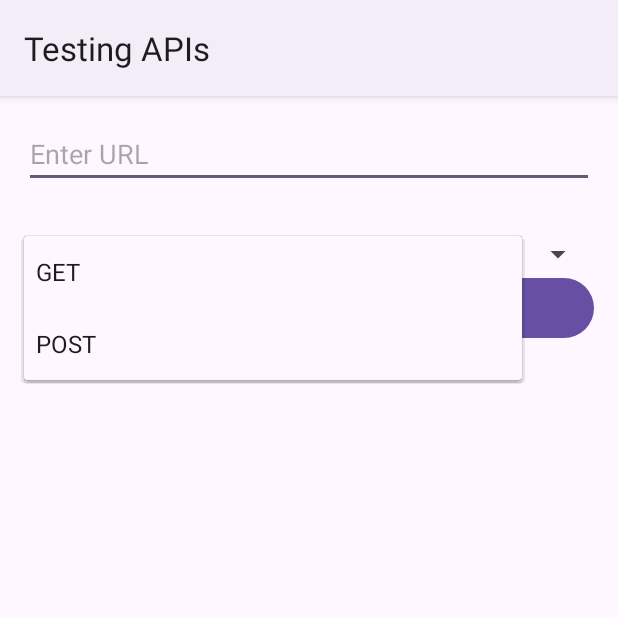
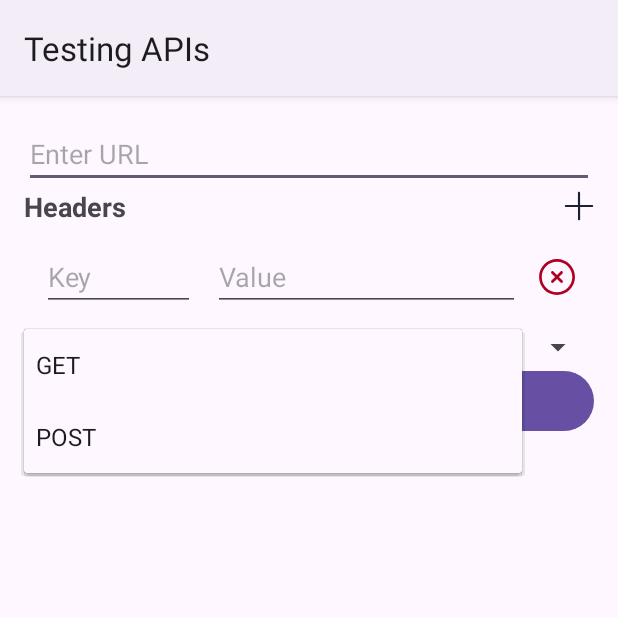
Before and after one commit to islamelhady/InstabugChallenge, an Android app: the screen it shows after launch (MainActivity), after a tap on "GET", on a phone screen of 412 x 824 dp, the top half of it. Run offline under Robolectric (Android 15) with nearby library versions, the phone set to English and light mode, and no system bars; our stand-ins replace navigation-ui; 1 other tap on this screen came first.

Commit message:
handel request headers dynamic the user can add as many headers as he can

```diff
--- a/app/src/main/java/com/elhady/instabugchallenge/TestingFragment.kt
+++ b/app/src/main/java/com/elhady/instabugchallenge/TestingFragment.kt
@@ -2,16 +2,20 @@ package com.elhady.instabugchallenge
 
 import androidx.fragment.app.viewModels
 import android.os.Bundle
+import android.util.Log
 import androidx.fragment.app.Fragment
 import android.view.LayoutInflater
 import android.view.View
 import android.view.ViewGroup
+import android.widget.ImageView
 import com.elhady.instabugchallenge.databinding.FragmentTestingBinding
 
 class TestingFragment : Fragment() {
 
     private val viewModel: TestingViewModel by viewModels()
     lateinit var binding: FragmentTestingBinding
+    private lateinit var headersViewsList: MutableList<View>
+
 
     override fun onCreateView(
         inflater: LayoutInflater, container: ViewGroup?,
@@ -20,4 +24,41 @@ class TestingFragment : Fragment() {
         binding = FragmentTestingBinding.inflate(inflater, container, false)
         return binding.root
     }
+
+    override fun onViewCreated(view: View, savedInstanceState: Bundle?) {
+        super.onViewCreated(view, savedInstanceState)
+        headersViewsList = mutableListOf()
+        onAddHeader()
+    }
+
+    private fun onAddHeader() {
+        binding.addItem.setOnClickListener {
+            // inflate header item from layouts
+            val view = LayoutInflater.from(requireActivity())
+                .inflate(R.layout.header_item, binding.headerHost, false)
+
+            Log.i("Click", "${headersViewsList.size}")
+
+             // on remove header clicked
+            view.findViewById<ImageView>(R.id.delete_header).setOnClickListener {
+                if (headersViewsList.size != 0) {
+                    val viewTag = (it.parent as View).tag.toString().toInt()
+                    Log.i("AddHeader", viewTag.toString())
+
+                    val deletedView = headersViewsList.find { it ->
+                        Log.i("onAddHeader: find", it.tag.toString())
+                        return@find it.tag.toString().toInt() == viewTag
+                    }
+                    Log.i("onAddHeader: find", deletedView?.tag.toString())
+
+                    // remove header view from list and view hierarchy
+                    binding.headerHost.removeView(deletedView)
+                    headersViewsList.remove(deletedView)
+                }
+            }
+            // add header view to list
+            binding.headerHost.addView(view)
+            headersViewsList.add(view)
+        }
+    }
 }
--- /dev/null
+++ b/app/src/main/res/drawable/ic_add.xml
@@ -0,0 +1,9 @@
+<vector xmlns:android="http://schemas.android.com/apk/res/android"
+    android:width="52dp"
+    android:height="52dp"
+    android:viewportWidth="64"
+    android:viewportHeight="64">
+  <path
+      android:pathData="M60,29.8H34.3V4c0,-1.2 -1,-2.3 -2.3,-2.3c-1.2,0 -2.3,1 -2.3,2.3v25.8H4c-1.2,0 -2.3,1 -2.3,2.3c0,1.2 1,2.3 2.3,2.3h25.8V60c0,1.2 1,2.3 2.3,2.3c1.2,0 2.3,-1 2.3,-2.3V34.3H60c1.2,0 2.3,-1 2.3,-2.3C62.3,30.8 61.2,29.8 60,29.8z"
+      android:fillColor="#1C2033"/>
+</vector>
--- /dev/null
+++ b/app/src/main/res/drawable/ic_delete.xml
@@ -0,0 +1,12 @@
+<vector xmlns:android="http://schemas.android.com/apk/res/android"
+    android:width="52dp"
+    android:height="52dp"
+    android:viewportWidth="64"
+    android:viewportHeight="64">
+  <path
+      android:pathData="M32,1.8C15.3,1.8 1.8,15.3 1.8,32S15.3,62.3 32,62.3S62.3,48.7 62.3,32S48.7,1.8 32,1.8zM32,57.8C17.8,57.8 6.3,46.2 6.3,32C6.3,17.8 17.8,6.3 32,6.3c14.2,0 25.8,11.6 25.8,25.8C57.8,46.2 46.2,57.8 32,57.8z"
+      android:fillColor="@color/design_default_color_error"/>
+  <path
+      android:pathData="M41.2,22.7c-0.9,-0.9 -2.3,-0.9 -3.2,0L32,28.8l-6.1,-6.1c-0.9,-0.9 -2.3,-0.9 -3.2,0c-0.9,0.9 -0.9,2.3 0,3.2l6.1,6.1l-6.1,6.1c-0.9,0.9 -0.9,2.3 0,3.2c0.4,0.4 1,0.7 1.6,0.7c0.6,0 1.2,-0.2 1.6,-0.7l6.1,-6.1l6.1,6.1c0.4,0.4 1,0.7 1.6,0.7c0.6,0 1.2,-0.2 1.6,-0.7c0.9,-0.9 0.9,-2.3 0,-3.2L35.2,32l6.1,-6.1C42.1,25 42.1,23.6 41.2,22.7z"
+      android:fillColor="@color/design_default_color_error"/>
+</vector>
--- a/app/src/main/res/layout/fragment_testing.xml
+++ b/app/src/main/res/layout/fragment_testing.xml
@@ -1,6 +1,5 @@
 <?xml version="1.0" encoding="utf-8"?>
-<LinearLayout
-    xmlns:android="http://schemas.android.com/apk/res/android"
+<LinearLayout xmlns:android="http://schemas.android.com/apk/res/android"
     android:layout_width="match_parent"
     android:layout_height="match_parent"
     android:orientation="vertical"
@@ -12,12 +11,38 @@
         android:layout_height="wrap_content"
         android:hint="Enter URL" />
 
-    <androidx.recyclerview.widget.RecyclerView
-        android:id="@+id/rv_headers"
+    <LinearLayout
+        android:id="@+id/header_host"
         android:layout_width="match_parent"
         android:layout_height="wrap_content"
-        android:layout_marginTop="16dp"
-        android:layout_marginBottom="16dp"/>
+        android:orientation="vertical">
+
+        <LinearLayout
+            android:layout_width="match_parent"
+            android:layout_height="wrap_content"
+            android:gravity="center"
+            android:orientation="horizontal">
+
+            <TextView
+                android:layout_width="wrap_content"
+                android:layout_height="wrap_content"
+                android:layout_marginEnd="12dp"
+                android:layout_weight="1"
+                android:text="@string/headers"
+                android:textSize="18sp"
+                android:textStyle="bold" />
+
+            <ImageView
+                android:id="@+id/add_item"
+                android:layout_width="20dp"
+                android:layout_height="20dp"
+                android:layout_weight="0"
+                android:foreground="?selectableItemBackgroundBorderless"
+                android:src="@drawable/ic_add" />
+
+        </LinearLayout>
+
+    </LinearLayout>
 
     <Spinner
         android:id="@+id/sp_request_type"
@@ -42,5 +67,5 @@
         android:id="@+id/tv_response"
         android:layout_width="match_parent"
         android:layout_height="wrap_content"
-        android:layout_marginTop="16dp"/>
+        android:layout_marginTop="16dp" />
 </LinearLayout>
--- /dev/null
+++ b/app/src/main/res/layout/header_item.xml
@@ -0,0 +1,32 @@
+<?xml version="1.0" encoding="utf-8"?>
+<LinearLayout xmlns:android="http://schemas.android.com/apk/res/android"
+    android:layout_width="match_parent"
+    android:layout_height="wrap_content"
+    android:gravity="center"
+    android:orientation="horizontal"
+    android:padding="12dp">
+
+
+    <EditText
+        android:layout_width="0dp"
+        android:layout_height="wrap_content"
+        android:layout_marginEnd="12dp"
+        android:layout_weight="1"
+        android:hint="Key" />
+
+    <EditText
+        android:layout_width="0dp"
+        android:layout_height="wrap_content"
+        android:layout_marginEnd="12dp"
+        android:layout_weight="2"
+        android:hint="Value" />
+
+    <ImageView
+        android:id="@+id/delete_header"
+        android:layout_width="25dp"
+        android:layout_height="25dp"
+        android:layout_weight="0"
+        android:foreground="?selectableItemBackgroundBorderless"
+        android:src="@drawable/ic_delete" />
+
+</LinearLayout>
--- a/app/src/main/res/values/strings.xml
+++ b/app/src/main/res/values/strings.xml
@@ -1,5 +1,6 @@
 <resources>
     <string name="app_name">InstabugChallenge</string>
+    <string name="headers">Headers</string>
 
     <string-array name="request_types">
         <item>GET</item>
```
